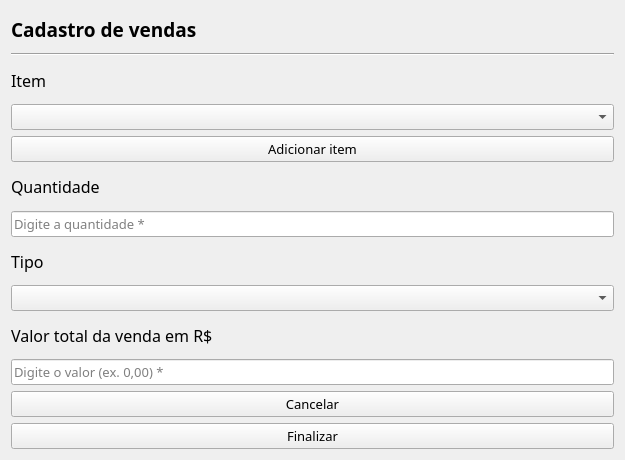
The window that view/cadastrovendas.ui (imora97/Sistema-para-doceria) describes before a commit, drawn with Qt 5.
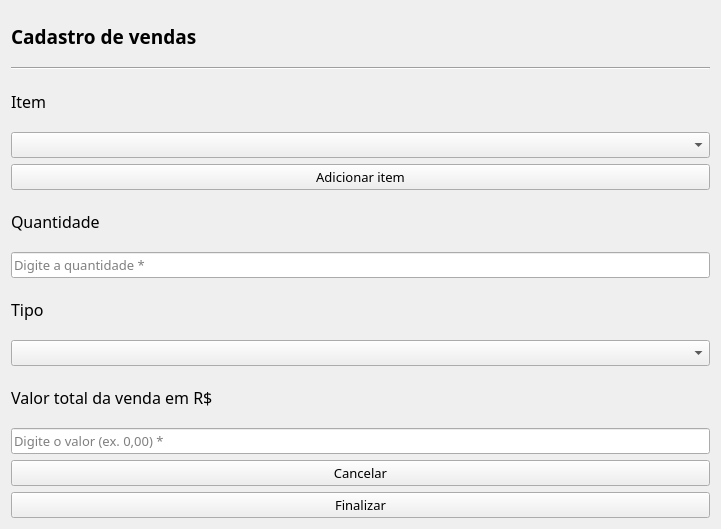
The same window after the commit.

Diff of the .ui file:
```diff
--- a/view/cadastrovendas.ui
+++ b/view/cadastrovendas.ui
@@ -6,8 +6,8 @@
    <rect>
     <x>0</x>
     <y>0</y>
-    <width>625</width>
-    <height>460</height>
+    <width>721</width>
+    <height>529</height>
    </rect>
   </property>
   <property name="windowTitle">
```
